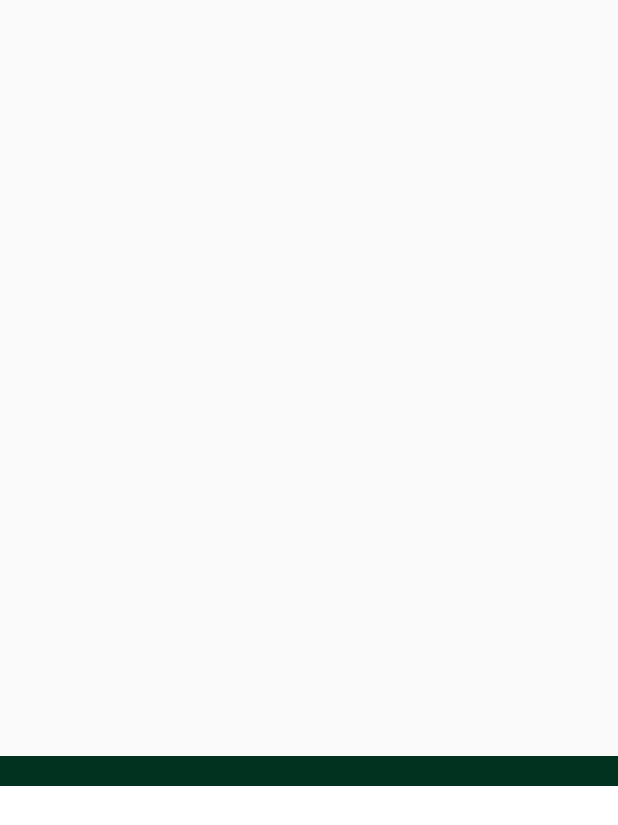
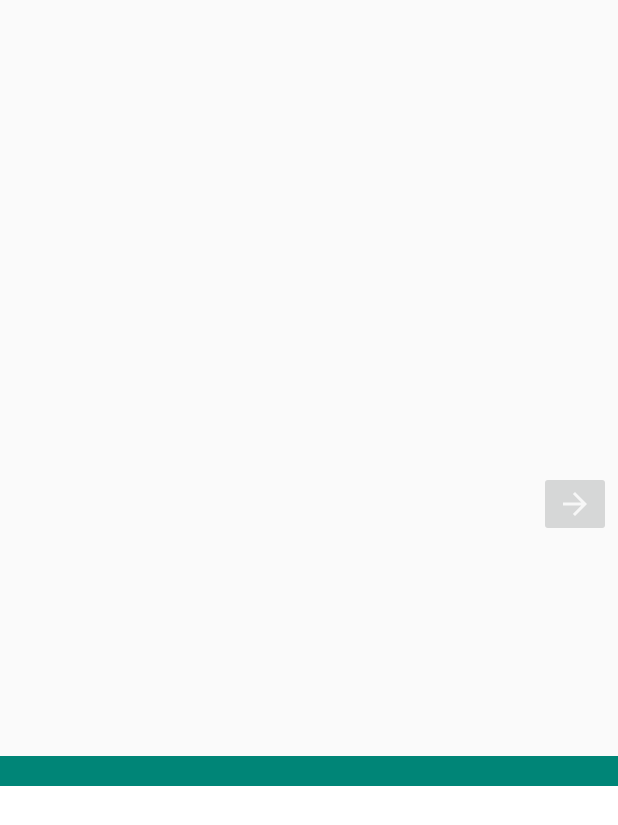
Before and after one commit to PathaChow/Portrait, an Android app: the layout activity_main.xml on its own in the app's theme, with its tools: preview values and no code run, on a phone screen of 412 x 824 dp. Shown: the top 825 px of the screen. Run offline under Robolectric (Android 15) with nearby library versions, the light colour scheme and no system bars.

Commit message:
adding save image and color adjustment.

```diff
--- a/app/src/main/AndroidManifest.xml
+++ b/app/src/main/AndroidManifest.xml
@@ -16,6 +16,7 @@
                 <category android:name="android.intent.category.LAUNCHER" />
             </intent-filter>
         </activity>
+        <activity android:name=".SecondActivity"/>
     </application>
 
 </manifest>
--- /dev/null
+++ b/app/src/main/res/drawable-anydpi/ctd.xml
@@ -0,0 +1,11 @@
+<vector xmlns:android="http://schemas.android.com/apk/res/android"
+    android:width="24dp"
+    android:height="24dp"
+    android:viewportWidth="24"
+    android:viewportHeight="24"
+    android:tint="#FFFFFF"
+    android:alpha="0.8">
+    <path
+        android:fillColor="#FF000000"
+        android:pathData="M12,4l-1.41,1.41L16.17,11H4v2h12.17l-5.58,5.59L12,20l8,-8z"/>
+</vector>
--- a/app/src/main/res/layout/activity_main.xml
+++ b/app/src/main/res/layout/activity_main.xml
@@ -5,6 +5,15 @@
     android:layout_width="match_parent"
     android:layout_height="match_parent"
     tools:context=".MainActivity">
+
+    <ImageButton
+        android:id="@+id/nextAct"
+        android:layout_width="wrap_content"
+        android:layout_height="wrap_content"
+        android:layout_marginTop="120dp"
+        android:src="@drawable/ctd"
+        app:layout_constraintLeft_toRightOf="@id/body"
+        app:layout_constraintTop_toTopOf="@id/body" />
 
     <FrameLayout
         android:id="@+id/body"
@@ -83,7 +92,7 @@
         android:footerDividersEnabled="false"
         android:numColumns="5"
         app:layout_constraintBottom_toTopOf="@+id/fragment_container"
-        android:background="#013220"
+        android:background="@color/colorPrimary"
         app:layout_constraintHorizontal_bias="0.0"
         app:layout_constraintLeft_toLeftOf="parent"
         app:layout_constraintRight_toRightOf="parent" />
```
Also changed, not shown: app/src/main/java/com/example/portrait/MainActivity.java (+12 -0 lines), app/src/main/java/com/example/portrait/SecondActivity.java (added, +14 -0 lines), app/src/main/res/layout/activity_second.xml (added, +15 -0 lines), app/src/main/res/drawable-hdpi/ctd.png (added), app/src/main/res/drawable-mdpi/ctd.png (added), app/src/main/res/drawable-xhdpi/ctd.png (added), app/src/main/res/drawable-xxhdpi/ctd.png (added).
